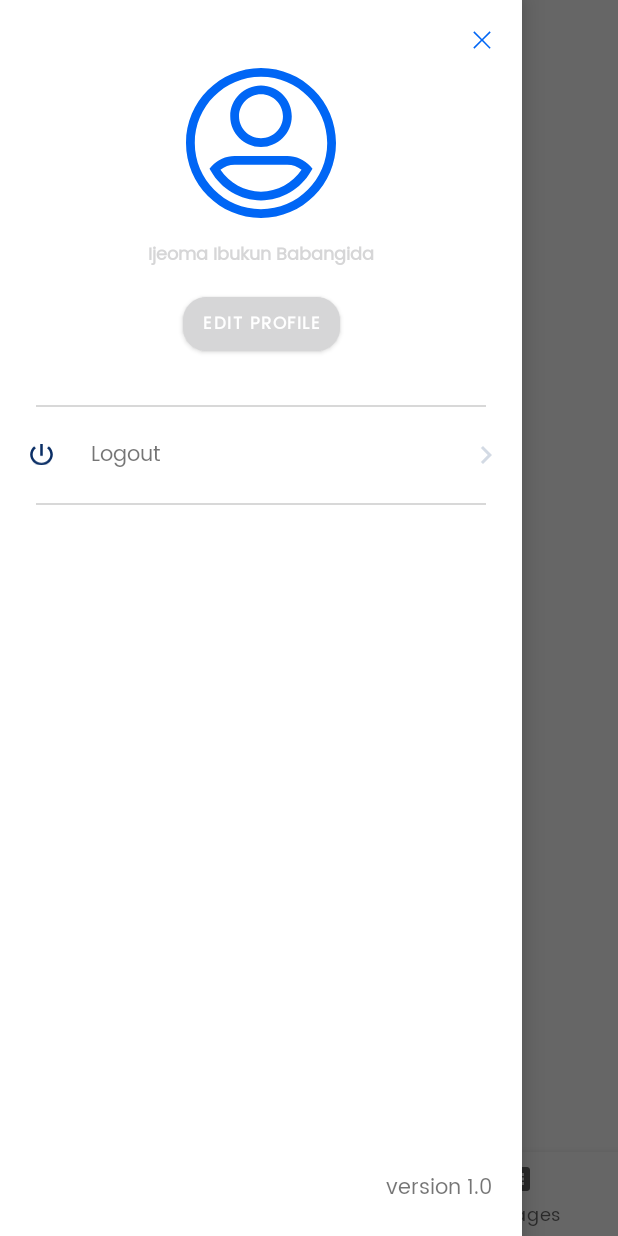
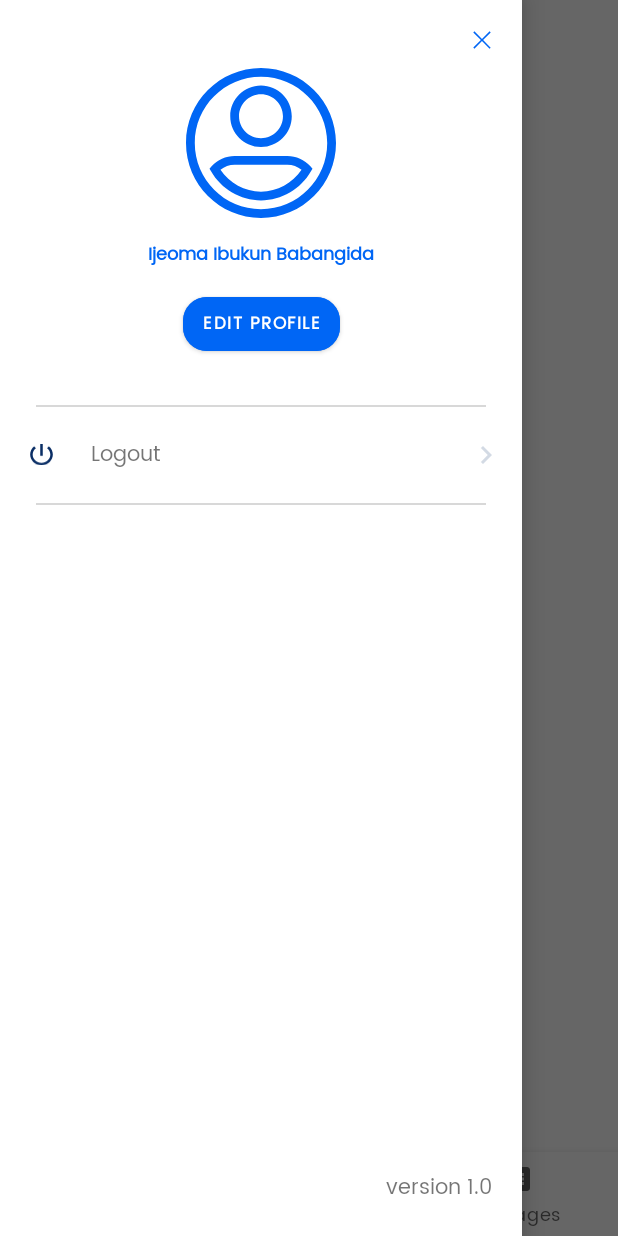
Before and after one commit to RotimiDev/Clads, an Android app: the screen it shows after launch (DashboardActivity), with the side drawer open, on a phone screen of 412 x 824 dp. Run offline under Robolectric (Android 15) with nearby library versions, the phone set to English and light mode, and no system bars; our stand-ins replace navigation-ui; 1 statement that could not run was skipped.

Commit message:
fixed gradle issue

```diff
--- a/app/src/main/res/layout/activity_dashboard.xml
+++ b/app/src/main/res/layout/activity_dashboard.xml
@@ -84,7 +84,7 @@
                             android:layout_height="wrap_content"
                             android:layout_marginTop="@dimen/nav_drawer_editProfile_name_textView_marginTop"
                             android:text="@string/ijeoma_ibukun_babangida"
-                            android:textColor="@color/app_color_blue_text"
+                            android:textColor="@color/deep_sky_blue"
                             android:textSize="@dimen/nav_drawer_editProfile_name_textView_textSise"
                             android:textStyle="bold"
                             app:layout_constraintEnd_toEndOf="@+id/nav_drawer_avatar"
@@ -96,7 +96,7 @@
                             android:layout_width="wrap_content"
                             android:layout_height="wrap_content"
                             android:layout_marginTop="@dimen/nav_drawer_editProfile_button_marginTop"
-                            android:backgroundTint="@color/app_color_blue"
+                            android:backgroundTint="@color/deep_sky_blue"
                             android:paddingStart="@dimen/nav_drawer_editProfile_button_paddingStart"
                             android:paddingEnd="@dimen/nav_drawer_editProfile_button_paddingEnd"
                             android:text="@string/edit_profile"
--- a/app/src/main/res/values/themes.xml
+++ b/app/src/main/res/values/themes.xml
@@ -2,7 +2,7 @@
     <!-- Base application theme. -->
     <style name="Theme.CladsClient" parent="Theme.MaterialComponents.DayNight.NoActionBar">
         <!-- Primary brand color. -->
-        <item name="colorPrimary">@color/app_color_blue</item>
+        <item name="colorPrimary">@color/deep_sky_blue</item>
         <item name="colorPrimaryVariant">@color/purple_700</item>
 
         <item name="colorOnPrimary">@color/white</item>
@@ -26,7 +26,7 @@
 
     <style name="DrawerArrowStyle" parent="@style/Widget.AppCompat.DrawerArrowToggle">
         <item name ="spinBars">true</item>
-        <item name="color">@color/app_color_blue</item>
+        <item name="color">@color/deep_sky_blue</item>
     </style>
 
 
```
Also changed, not shown: app/src/main/res/drawable/all_gmail_logo.xml (added, +13 -0 lines).
